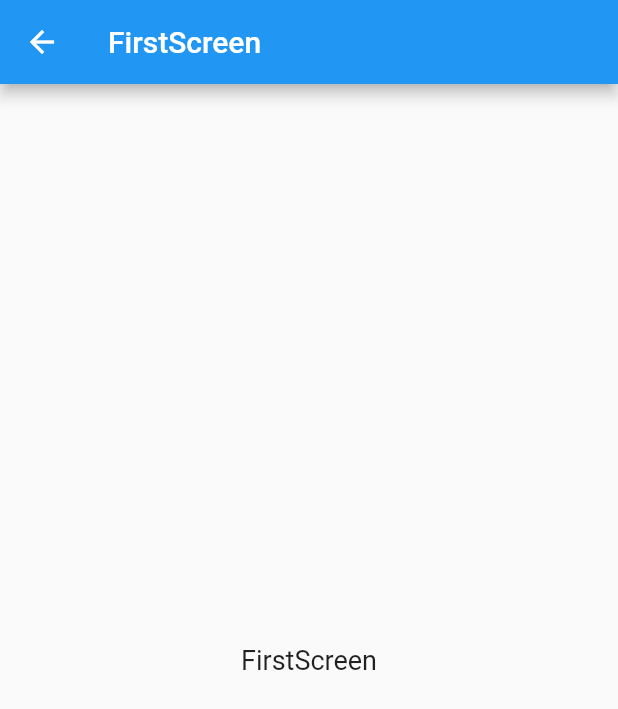
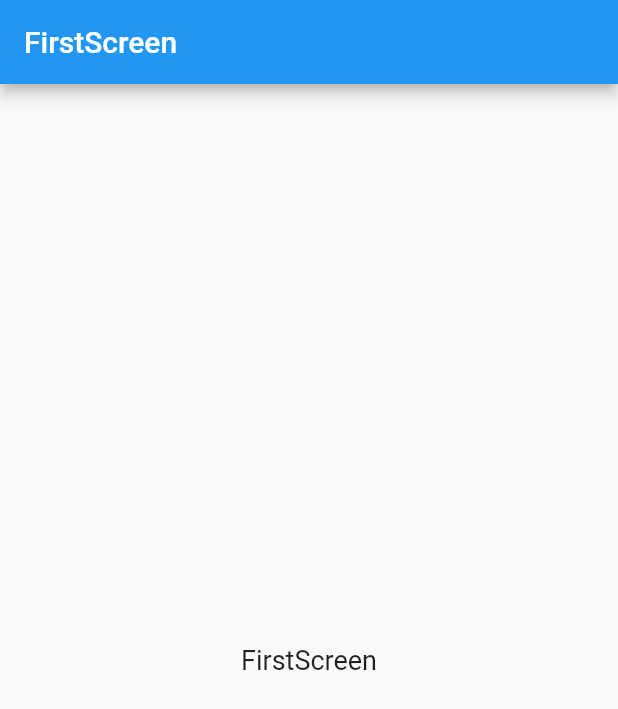
Before and after one commit to Norhan1472/TestBranch, a Flutter app: the screen it shows after launch, on a phone screen of 412 x 824 dp. Shown: the top 709 px of the screen. Run offline on Flutter 3.47's test engine with Material 2 defaults, Android fonts, the phone set to English and light mode, and no system bars; our stand-ins replace flutter_spinkit.

Commit message:
Hello Branch

```diff
--- a/lib/main.dart
+++ b/lib/main.dart
@@ -1,5 +1,6 @@
 import 'package:flutter/material.dart';
 
+import 'FirstScreen.dart';
 import 'SplashScreen.dart';
 
 void main() {
@@ -11,7 +12,7 @@ class MyApp extends StatelessWidget {
   Widget build(BuildContext context) {
     return MaterialApp(
       debugShowCheckedModeBanner: false,
-      home: MyHomePage(),
+      home: FirstScreen(),
     );
   }
 }
```
